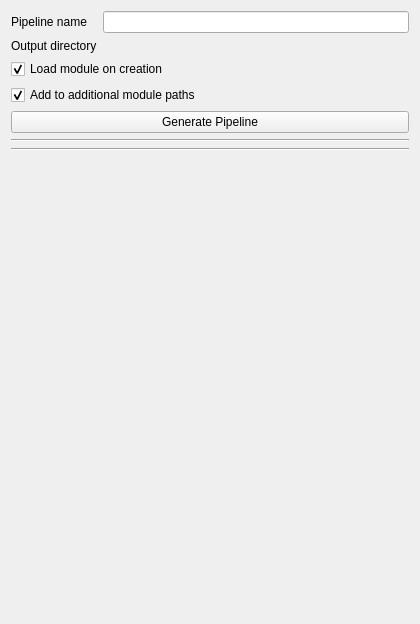
Before: the Qt Designer form PipelineCreatorMk2/Resources/UI/PipelineCreatorMk2.ui in KitwareMedical/SlicerPipelines, drawn with Qt 5.
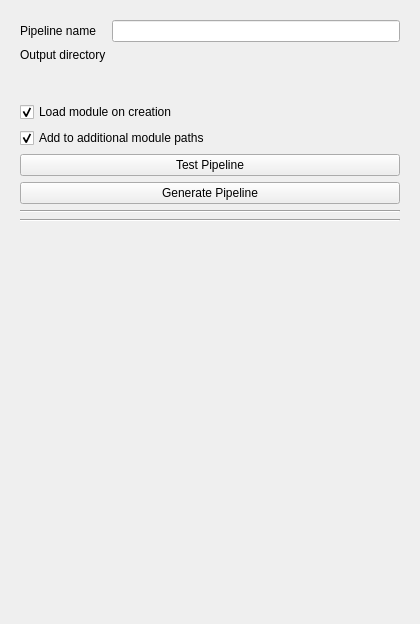
After: the same form once the commit is applied. Custom widgets are drawn as their Qt base class.

Commit message:
ENH: Test a Pipeline before generation
Can now optionally test a pipeline before it gets fully generated.

The edit to the form file:
```diff
--- a/PipelineCreatorMk2/Resources/UI/PipelineCreatorMk2.ui
+++ b/PipelineCreatorMk2/Resources/UI/PipelineCreatorMk2.ui
@@ -12,6 +12,10 @@
   </property>
   <layout class="QVBoxLayout" name="verticalLayout">
    <item>
+    <widget class="QStackedWidget" name="StackedWidget">
+     <widget class="QWidget" name="page">
+      <layout class="QVBoxLayout" name="verticalLayout_2">
+       <item>
     <layout class="QFormLayout" name="formLayout">
      <item row="0" column="0">
       <widget class="QLabel" name="label">
@@ -69,6 +73,13 @@
      </property>
     </widget>
    </item>
+       <item>
+        <widget class="QPushButton" name="TestPipelineButton">
+         <property name="text">
+          <string>Test Pipeline</string>
+         </property>
+        </widget>
+       </item>
    <item>
     <widget class="QPushButton" name="GeneratePipelineButton">
      <property name="text">
@@ -92,6 +103,11 @@
    </item>
    <item>
     <widget class="QWidget" name="StepsContainerWidget" native="true"/>
+       </item>
+      </layout>
+     </widget>
+     <widget class="QWidget" name="page_2"/>
+    </widget>
    </item>
    <item>
     <spacer name="verticalSpacer">
```
Lines whose indentation alone changed are shown as unchanged. The commit also changes 2 other files.
